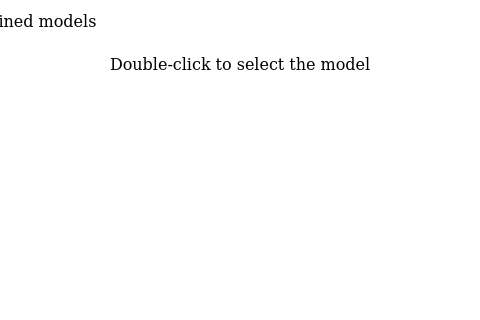
BiaPyX/BiaPy-GUI, file ui/ui_model_carrousel.ui: the form before one commit; both pictures show x 180 to 660 and y 0 to 320 of the 842 by 452 pixel window.
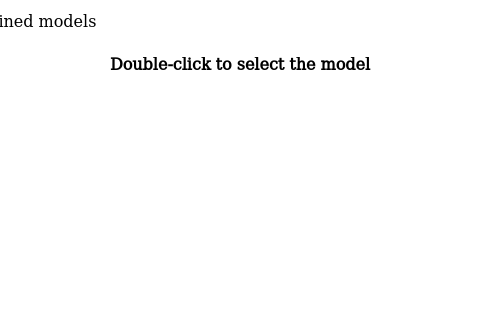
The form after the commit. Icons and pictures are not drawn.

Commit message: Fix BMZ model checking and change collection json url

Patch:
```diff
--- a/ui/ui_model_carrousel.ui
+++ b/ui/ui_model_carrousel.ui
@@ -202,6 +202,8 @@
          <font>
           <family>DejaVu Math TeX Gyre</family>
           <pointsize>12</pointsize>
+          <weight>75</weight>
+          <bold>true</bold>
          </font>
         </property>
         <property name="text">
```
Left out of the diff: 2 changed lines with no effect on the pictures. The commit also changes 2 other files.
